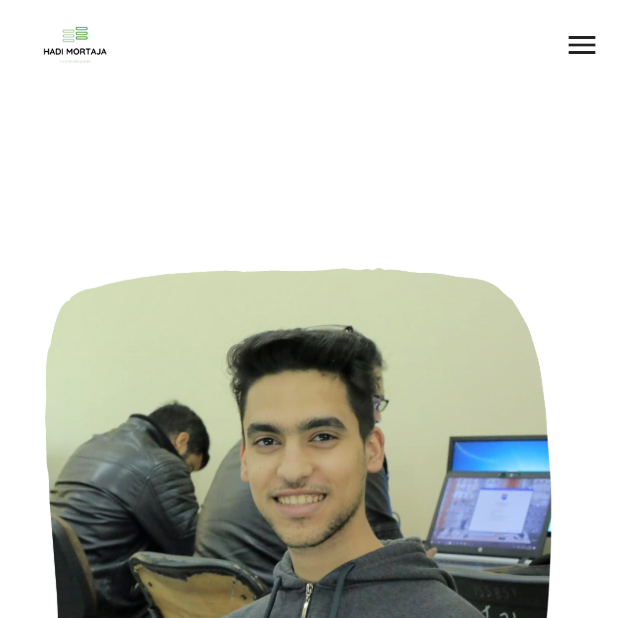
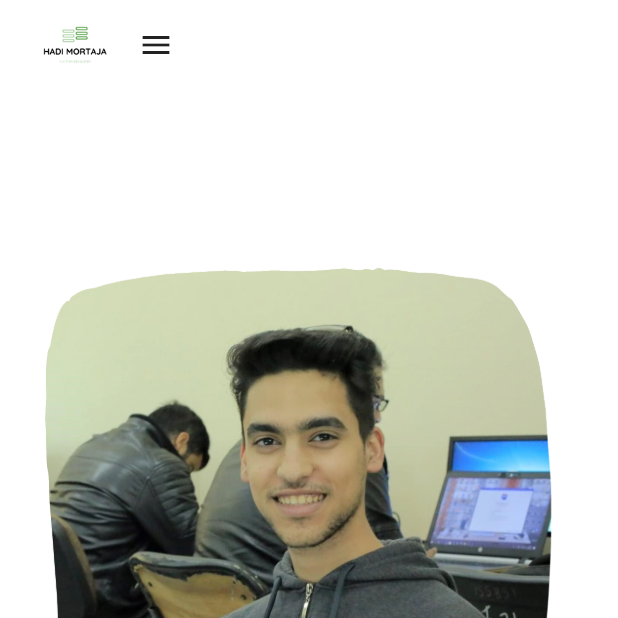
Before and after one commit to hadimortaja/Flutter-Portfolio-Web, a Flutter app: the screen it shows after launch, on a phone screen of 412 x 824 dp, the top half of it. Run offline on Flutter 3.47's test engine with Material 2 defaults, Android fonts, the phone set to English and light mode, and no system bars; drawn by our look-alikes of auto_size_text; our stand-ins replace google_fonts, responsive_builder; missing offline and left inert: dart:html.

Commit message:
simple modify

```diff
--- a/lib/navigation_bar/navigation_bar_view.dart
+++ b/lib/navigation_bar/navigation_bar_view.dart
@@ -21,7 +21,7 @@ class NavigationBarView extends StatelessWidget {
                     'assets/images/logo.png',
                   ),
                 ),
-                Spacer(),
+                //Spacer(),
                 IconButton(
                     icon: Icon(Icons.menu),
                     onPressed: () => Scaffold.of(context).openEndDrawer())
```
